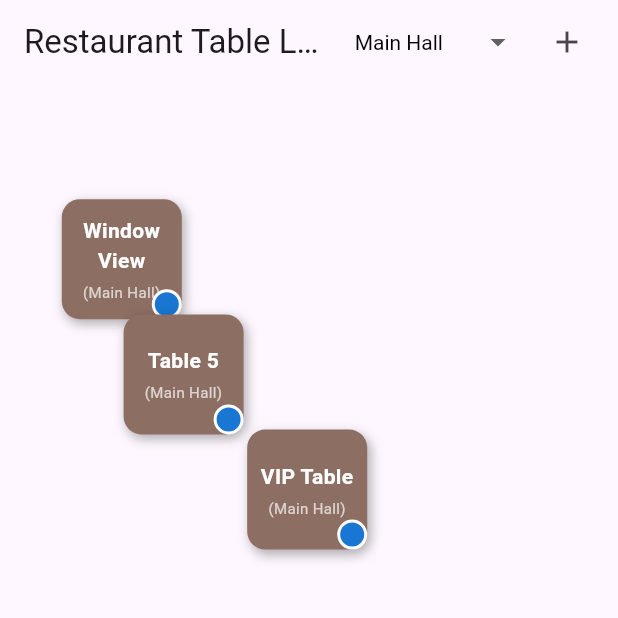
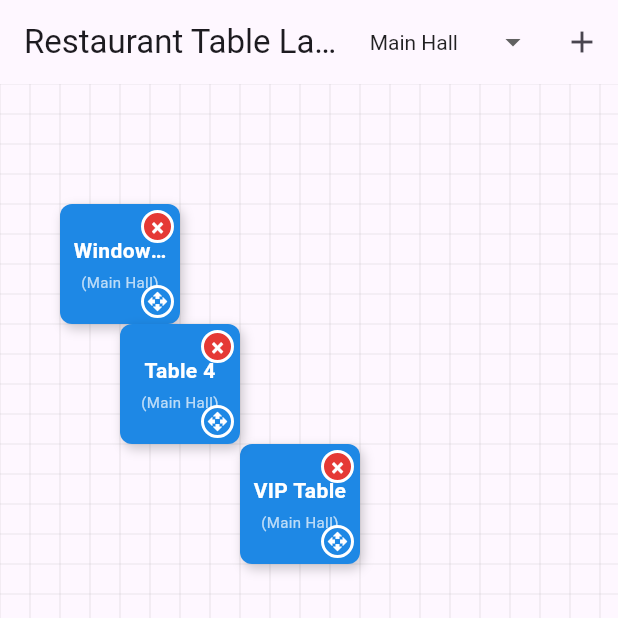
Before and after one commit to Tamurbek/button-drag-drop-flutter-getx, a Flutter app: the screen it shows after launch, after a tap on the "add" icon, on a phone screen of 412 x 824 dp, the top half of it. Run offline on Flutter 3.47's test engine with Material 3 defaults, Android fonts, the phone set to English and light mode, and no system bars; our stand-ins replace get.

```diff
--- a/lib/tableLayoutScreen.dart
+++ b/lib/tableLayoutScreen.dart
@@ -7,10 +7,11 @@ class TableLayoutScreen extends StatelessWidget {
   final TableController controller = Get.put(TableController());
   final RxString selectedArea = 'Main Hall'.obs;
   final List<String> areas = ['Main Hall', 'Garden', 'Terrace', 'Private Room', 'All Areas'];
+  final double gridSize = 20.0;
 
   @override
   Widget build(BuildContext context) {
-    controller.loadInitialTables(context);
+    controller.loadInitialTables(context, gridSize);
 
     return Scaffold(
       appBar: AppBar(
@@ -20,7 +21,7 @@ class TableLayoutScreen extends StatelessWidget {
             value: selectedArea.value,
             icon: const Icon(Icons.arrow_drop_down),
             elevation: 16,
-            style: const TextStyle(color: Colors.black),
+            style: const TextStyle(color: Colors.black87),
             underline: Container(height: 0),
             items: areas.map<DropdownMenuItem<String>>((String area) {
               return DropdownMenuItem<String>(
@@ -38,9 +39,8 @@ class TableLayoutScreen extends StatelessWidget {
           IconButton(
             icon: const Icon(Icons.add),
             tooltip: 'Add table',
-            onPressed: () => controller.addTableToArea(selectedArea.value, context),
+            onPressed: () => controller.addTableToArea(selectedArea.value, context, gridSize),
           ),
-          const SizedBox(width: 10),
         ],
       ),
       body: LayoutBuilder(
@@ -51,45 +51,52 @@ class TableLayoutScreen extends StatelessWidget {
                 : controller.tables.where((table) => table.area == selectedArea.value).toList();
 
             return Stack(
-              children: filteredTables.map((table) {
-                final currentWidth = constraints.maxWidth;
-                final currentHeight = constraints.maxHeight;
-                final x = table.x * currentWidth / table.originalScreenWidth;
-                final y = table.y * currentHeight / table.originalScreenHeight;
+              children: [
+                CustomPaint(
+                  size: Size(constraints.maxWidth, constraints.maxHeight),
+                  painter: _GridPainter(gridSize: gridSize),
+                ),
+                ...filteredTables.map((table) {
+                  final gridX = (table.x / gridSize).round() * gridSize;
+                  final gridY = (table.y / gridSize).round() * gridSize;
 
                   return Positioned(
-                  left: x,
-                  top: y,
+                    left: gridX,
+                    top: gridY,
                     child: GestureDetector(
                       onDoubleTap: () => controller.toggleTableShape(table.id),
                       onLongPress: () => controller.editTable(context, table),
                       child: Draggable(
                         feedback: Material(
                           color: Colors.transparent,
-                        child: _buildTableWidget(table),
+                          child: _buildTableWidget(table, showDelete: false, showResize: false),
                         ),
                         childWhenDragging: Opacity(
                           opacity: 0.5,
-                        child: _buildTableWidget(table),
+                          child: _buildTableWidget(table, showResize: false),
                         ),
                         onDragEnd: (details) {
                           final newX = details.offset.dx;
                           final newY = details.offset.dy -
                               (AppBar().preferredSize.height + MediaQuery.of(context).padding.top);
 
+                          final gridNewX = (newX / gridSize).round() * gridSize;
+                          final gridNewY = (newY / gridSize).round() * gridSize;
+
                           controller.updatePosition(
                             table.id,
-                          newX,
-                          newY,
-                          currentWidth,
-                          currentHeight,
+                            gridNewX,
+                            gridNewY,
+                            constraints.maxWidth,
+                            constraints.maxHeight,
                           );
                         },
-                      child: _buildResizableTable(table),
+                        child: _buildTableWidget(table),
                       ),
                     ),
                   );
                 }).toList(),
+              ],
             );
           });
         },
@@ -97,37 +104,26 @@ class TableLayoutScreen extends StatelessWidget {
     );
   }
 
-  Widget _buildResizableTable(TableModel table) {
-    return Obx(() {
-      final tableData = controller.tables.firstWhere((t) => t.id == table.id);
-      return ResizableWidget(
-        width: tableData.width,
-        height: tableData.height,
-        onResized: (newSize) {
-          controller.updateSize(table.id, newSize.width, newSize.height);
-        },
-        child: _buildTableWidget(tableData),
-      );
-    });
-  }
-
-  Widget _buildTableWidget(TableModel table) {
-    return Container(
+  Widget _buildTableWidget(TableModel table, {bool showDelete = true, bool showResize = true}) {
+    return SizedBox(
       width: table.width,
       height: table.height,
+      child: Stack(
+        children: [
+          Container(
             decoration: BoxDecoration(
               color: _getAreaColor(table.area),
               borderRadius: table.isRound
                   ? BorderRadius.circular(table.width / 2)
-            : BorderRadius.circular(12),
+                  : BorderRadius.circular(8),
               boxShadow: [
                 BoxShadow(
-            color: Colors.black.withOpacity(0.3),
+                  color: Colors.black.withOpacity(0.2),
                   blurRadius: 6,
                   offset: const Offset(2, 3),
                 ),
               ],
-      ), // <- shu yerda oldin xatolik bor edi
+            ),
             child: Center(
               child: Padding(
                 padding: const EdgeInsets.all(8.0),
@@ -137,6 +133,8 @@ class TableLayoutScreen extends StatelessWidget {
                     Text(
                       table.name.isNotEmpty ? table.name : "Table ${table.id}",
                       textAlign: TextAlign.center,
+                      overflow: TextOverflow.ellipsis,
+                      maxLines: 1,
                       style: const TextStyle(
                         fontSize: 14,
                         color: Colors.white,
@@ -156,86 +154,106 @@ class TableLayoutScreen extends StatelessWidget {
                 ),
               ),
             ),
-    );
-  }
+          ),
 
+          // ❌ Delete Button
+          if (showDelete)
+            Positioned(
+              right: 4,
+              top: 4,
+              child: GestureDetector(
+                onTap: () => controller.deleteTable(table.id),
+                child: Container(
+                  width: 22,
+                  height: 22,
+                  decoration: BoxDecoration(
+                    color: Colors.red[600],
+                    shape: BoxShape.circle,
+                    border: Border.all(color: Colors.white, width: 2),
+                  ),
+                  child: const Center(
+                    child: Text(
+                      '×',
+                      style: TextStyle(
+                        color: Colors.white,
+                        fontSize: 16,
+                        fontWeight: FontWeight.bold,
+                        height: 1.2,
+                      ),
+                    ),
+                  ),
+                ),
+              ),
+            ),
 
-  Color _getAreaColor(String area) {
-    switch (area) {
-      case 'Main Hall':
-        return Colors.brown[400]!;
-      case 'Garden':
-        return Colors.green[600]!;
-      case 'Terrace':
-        return Colors.blue[500]!;
-      case 'Private Room':
-        return Colors.purple[500]!;
-      default:
-        return Colors.grey[500]!;
-    }
-  }
-}
-
-class ResizableWidget extends StatefulWidget {
-  final Widget child;
-  final double width;
-  final double height;
-  final Function(Size) onResized;
-
-  const ResizableWidget({
-    required this.child,
-    required this.width,
-    required this.height,
-    required this.onResized,
-  });
-
-  @override
-  _ResizableWidgetState createState() => _ResizableWidgetState();
-}
-
-class _ResizableWidgetState extends State<ResizableWidget> {
-  late double width;
-  late double height;
-
-  @override
-  void initState() {
-    super.initState();
-    width = widget.width;
-    height = widget.height;
-  }
-
-  @override
-  Widget build(BuildContext context) {
-    return Stack(
-      children: [
-        SizedBox(
-          width: width,
-          height: height,
-          child: widget.child,
-        ),
+          // ↔️ Resize Button
+          if (showResize)
             Positioned(
-          right: 0,
-          bottom: 0,
+              right: 4,
+              bottom: 4,
               child: GestureDetector(
                 onPanUpdate: (details) {
-              setState(() {
-                width = (width + details.delta.dx).clamp(60, 300);
-                height = (height + details.delta.dy).clamp(60, 300);
-              });
-              widget.onResized(Size(width, height));
+                  final newWidth = (table.width + details.delta.dx).clamp(60.0, 300.0).toDouble();
+                  final newHeight = (table.height + details.delta.dy).clamp(60.0, 300.0).toDouble();
+                  controller.updateSize(table.id, newWidth, newHeight);
                 },
                 child: Container(
-              width: 20,
-              height: 20,
+                  width: 22,
+                  height: 22,
                   decoration: BoxDecoration(
-                color: Colors.blue[700],
-                borderRadius: BorderRadius.circular(10),
+                    color: Colors.blue[600],
+                    shape: BoxShape.circle,
                     border: Border.all(color: Colors.white, width: 2),
+                  ),
+                  child: const Center(
+                    child: Icon(
+                      Icons.open_with,
+                      color: Colors.white,
+                      size: 14,
+                    ),
                   ),
                 ),
               ),
             ),
         ],
+      ),
     );
   }
+
+  Color _getAreaColor(String area) {
+    switch (area) {
+      case 'Main Hall': return Colors.blue[600]!;
+      case 'Garden': return Colors.green[600]!;
+      case 'Terrace': return Colors.orange[600]!;
+      case 'Private Room': return Colors.purple[600]!;
+      default: return Colors.grey[600]!;
     }
+  }
+
+}
+
+class _GridPainter extends CustomPainter {
+  final double gridSize;
+
+  _GridPainter({required this.gridSize});
+
+  @override
+  void paint(Canvas canvas, Size size) {
+    final paint = Paint()
+      ..color = Colors.grey.withOpacity(0.2)
+      ..strokeWidth = 0.8;
+
+    // Gorizontal chiziqlar
+    for (double y = 0; y < size.height; y += gridSize) {
+      canvas.drawLine(Offset(0, y), Offset(size.width, y), paint);
+    }
+
+    // Vertikal chiziqlar
+    for (double x = 0; x < size.width; x += gridSize) {
+      canvas.drawLine(Offset(x, 0), Offset(x, size.height), paint);
+    }
+  }
+
+  @override
+  bool shouldRepaint(_GridPainter oldDelegate) => false;
+}
--- a/lib/table_controller.dart
+++ b/lib/table_controller.dart
@@ -48,7 +48,7 @@ class TableController extends GetxController {
     tables.removeWhere((table) => table.id == id);
   }
 
-  void addTableToArea(String area, BuildContext context) {
+  void addTableToArea(String area, BuildContext context, double gridSize) {
     if (area == 'All Areas') area = 'Main Hall';
 
     final mediaQuery = MediaQuery.of(context);
@@ -57,17 +57,20 @@ class TableController extends GetxController {
         AppBar().preferredSize.height -
         mediaQuery.padding.top;
 
+    final initialX = (screenWidth * 0.2 / gridSize).round() * gridSize;
+    final initialY = (screenHeight * 0.2 / gridSize).round() * gridSize;
+
     tables.add(TableModel(
       id: nextId++,
-      x: screenWidth * 0.2,
-      y: screenHeight * 0.2,
+      x: initialX,
+      y: initialY,
       area: area,
       originalScreenWidth: screenWidth,
       originalScreenHeight: screenHeight,
     ));
   }
 
-  void loadInitialTables(BuildContext context) {
+  void loadInitialTables(BuildContext context, double gridSize) {
     if (tables.isNotEmpty) return;
 
     final mediaQuery = MediaQuery.of(context);
@@ -79,8 +82,8 @@ class TableController extends GetxController {
     tables.addAll([
       TableModel(
         id: nextId++,
-        x: screenWidth * 0.1,
-        y: screenHeight * 0.1,
+        x: (screenWidth * 0.1 / gridSize).round() * gridSize,
+        y: (screenHeight * 0.1 / gridSize).round() * gridSize,
         area: 'Main Hall',
         originalScreenWidth: screenWidth,
         originalScreenHeight: screenHeight,
@@ -88,8 +91,8 @@ class TableController extends GetxController {
       ),
       TableModel(
         id: nextId++,
-        x: screenWidth * 0.4,
-        y: screenHeight * 0.3,
+        x: (screenWidth * 0.4 / gridSize).round() * gridSize,
+        y: (screenHeight * 0.3 / gridSize).round() * gridSize,
         area: 'Main Hall',
         originalScreenWidth: screenWidth,
         originalScreenHeight: screenHeight,
@@ -97,20 +100,11 @@ class TableController extends GetxController {
       ),
       TableModel(
         id: nextId++,
-        x: screenWidth * 0.2,
-        y: screenHeight * 0.6,
+        x: (screenWidth * 0.2 / gridSize).round() * gridSize,
+        y: (screenHeight * 0.6 / gridSize).round() * gridSize,
         area: 'Garden',
         originalScreenWidth: screenWidth,
         originalScreenHeight: screenHeight,
-      ),
-      TableModel(
-        id: nextId++,
-        x: screenWidth * 0.7,
-        y: screenHeight * 0.4,
-        area: 'Terrace',
-        originalScreenWidth: screenWidth,
-        originalScreenHeight: screenHeight,
-        name: 'Sunset Table',
       ),
     ]);
   }
```
Lines whose indentation alone changed are shown as unchanged.
